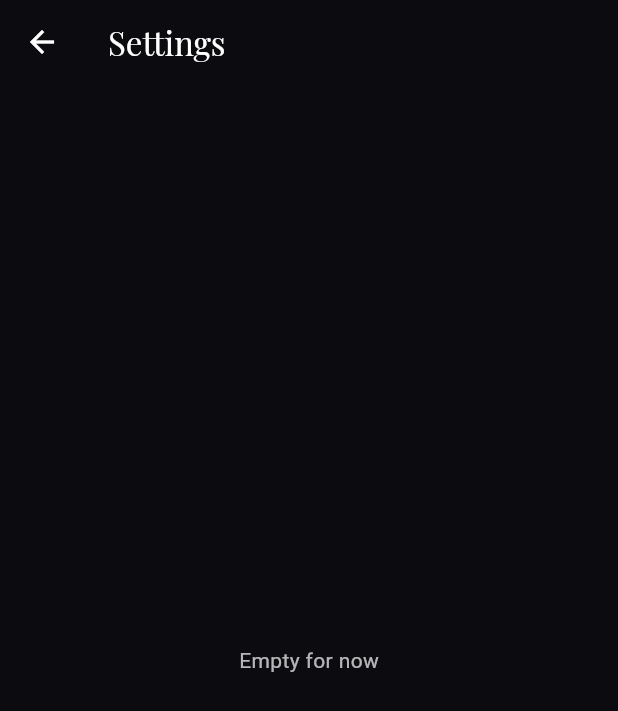
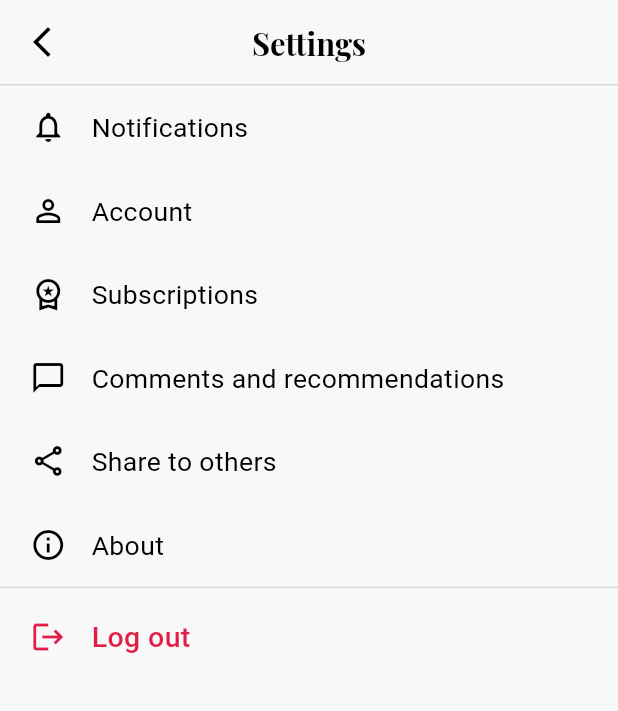
Before and after one commit to FrankieNg617/luck-app-frontend, a Flutter app: the SettingsScreen screen opened directly, on a phone screen of 412 x 824 dp. Shown: the top 711 px of the screen. Run offline on Flutter 3.47's test engine with Material 3 defaults, Android fonts, the light colour scheme and no system bars; our stand-ins replace google_fonts, image_cropper, image_picker, permission_handler; missing offline and left inert: image_compress_plus; accounts and stored records are empty.

Commit message:
update ui of settings screen

```diff
--- a/lib/screens/love_calculator_screen.dart
+++ b/lib/screens/love_calculator_screen.dart
@@ -344,6 +344,9 @@ class LoveCompatInfoPage extends StatelessWidget {
 
   @override
   Widget build(BuildContext context) {
+    final screenWidth = MediaQuery.of(context).size.width;
+    double w(double value) => screenWidth * value;
+
     return Scaffold(
       extendBodyBehindAppBar: true,
       backgroundColor: Colors.transparent,
@@ -356,7 +359,10 @@ class LoveCompatInfoPage extends StatelessWidget {
         backgroundColor: Colors.transparent,
         elevation: 0,
         scrolledUnderElevation: 0,
-        iconTheme: const IconThemeData(color: Colors.white70),
+        leading: IconButton(
+          icon: Icon(Icons.arrow_back_ios_new, color: Colors.white70, size: w(0.05).clamp(20.0, 24.0)),
+          onPressed: () => Navigator.pop(context),
+        ),
       ),
 
       body: ZodiacInfoBackground(
--- a/lib/screens/profile_screen.dart
+++ b/lib/screens/profile_screen.dart
@@ -5,6 +5,7 @@ import '../user/profile_scope.dart';
 import '../routes/threads_sheet_route.dart';
 import 'profile_edit_screen.dart';
 import '../utils/date_format.dart';
+import 'settings_screen.dart';
 
 class ProfileScreen extends StatelessWidget {
   const ProfileScreen({super.key});
@@ -354,26 +355,6 @@ class _InfoBadge extends StatelessWidget {
   }
 }
 
-class SettingsScreen extends StatelessWidget {
-  const SettingsScreen({super.key});
-
-  @override
-  Widget build(BuildContext context) {
-    return Scaffold(
-      backgroundColor: const Color(0xFF0B0B10),
-      appBar: AppBar(
-        backgroundColor: Colors.transparent,
-        foregroundColor: Colors.white,
-        elevation: 0,
-        title: const Text('Settings'),
-      ),
-      body: const Center(
-        child: Text('Empty for now', style: TextStyle(color: Colors.white70)),
-      ),
-    );
-  }
-}
-
 String _titleCase(String s) {
   if (s.isEmpty) return s;
   final lower = s.toLowerCase();
--- /dev/null
+++ b/lib/screens/settings_screen.dart
@@ -0,0 +1,231 @@
+import 'package:flutter/material.dart';
+
+class SettingsScreen extends StatelessWidget {
+  const SettingsScreen({super.key});
+
+  @override
+  Widget build(BuildContext context) {
+    final media = MediaQuery.of(context);
+    final screenWidth = media.size.width;
+    final screenHeight = media.size.height;
+
+    double w(double value) => screenWidth * value;
+    double h(double value) => screenHeight * value;
+
+    return Scaffold(
+      backgroundColor: const Color(0xFFF8F8F8),
+      appBar: AppBar(
+        backgroundColor: const Color(0xFFF8F8F8),
+        elevation: 0,
+        scrolledUnderElevation: 0,
+        centerTitle: true,
+        leading: IconButton(
+          icon: Icon(
+            Icons.arrow_back_ios_new,
+            color: Colors.black,
+            size: w(0.06).clamp(20.0, 24.0),
+          ),
+          onPressed: () => Navigator.pop(context),
+        ),
+        title: Text(
+          'Settings',
+          style: TextStyle(
+            color: Colors.black,
+            fontSize: w(0.050).clamp(18.0, 22.0),
+            fontWeight: FontWeight.w700,
+          ),
+        ),
+        bottom: PreferredSize(
+          preferredSize: const Size.fromHeight(1),
+          child: Container(height: 1, color: const Color(0xFFD9D9D9)),
+        ),
+      ),
+      body: SafeArea(
+        top: false,
+        child: LayoutBuilder(
+          builder: (context, constraints) {
+            final horizontalPadding = constraints.maxWidth * 0.038;
+            final itemVerticalPadding = constraints.maxHeight * 0.020;
+            final iconBoxWidth = constraints.maxWidth * 0.08;
+            final iconSize = (constraints.maxWidth * 0.048).clamp(24.0, 32.0);
+            final itemGap = constraints.maxWidth * 0.03;
+            final textSize = (constraints.maxWidth * 0.043).clamp(15.5, 18.5);
+            final logoutTopGap = constraints.maxHeight * 0.012;
+            final logoutHorizontalPadding = constraints.maxWidth * 0.038;
+            final logoutTextSize = (constraints.maxWidth * 0.047).clamp(
+              16.0,
+              19.0,
+            );
+
+            return Column(
+              children: [
+                Expanded(
+                  child: SingleChildScrollView(
+                    child: Column(
+                      children: [
+                        _settingsItem(
+                          icon: Icons.notifications_none,
+                          title: 'Notifications',
+                          onTap: () {},
+                          horizontalPadding: horizontalPadding,
+                          verticalPadding: itemVerticalPadding,
+                          iconBoxWidth: iconBoxWidth,
+                          iconSize: iconSize,
+                          gap: itemGap,
+                          textSize: textSize,
+                        ),
+                        _settingsItem(
+                          icon: Icons.person_outline,
+                          title: 'Account',
+                          onTap: () {},
+                          horizontalPadding: horizontalPadding,
+                          verticalPadding: itemVerticalPadding,
+                          iconBoxWidth: iconBoxWidth,
+                          iconSize: iconSize,
+                          gap: itemGap,
+                          textSize: textSize,
+                        ),
+                        _settingsItem(
+                          icon: Icons.workspace_premium_outlined,
+                          title: 'Subscriptions',
+                          onTap: () {},
+                          horizontalPadding: horizontalPadding,
+                          verticalPadding: itemVerticalPadding,
+                          iconBoxWidth: iconBoxWidth,
+                          iconSize: iconSize,
+                          gap: itemGap,
+                          textSize: textSize,
+                        ),
+                        _settingsItem(
+                          icon: Icons.chat_bubble_outline,
+                          title: 'Comments and recommendations',
+                          onTap: () {},
+                          horizontalPadding: horizontalPadding,
+                          verticalPadding: itemVerticalPadding,
+                          iconBoxWidth: iconBoxWidth,
+                          iconSize: iconSize,
+                          gap: itemGap,
+                          textSize: textSize,
+                        ),
+                        _settingsItem(
+                          icon: Icons.share_outlined,
+                          title: 'Share to others',
+                          onTap: () {},
+                          horizontalPadding: horizontalPadding,
+                          verticalPadding: itemVerticalPadding,
+                          iconBoxWidth: iconBoxWidth,
+                          iconSize: iconSize,
+                          gap: itemGap,
+                          textSize: textSize,
+                        ),
+                        _settingsItem(
+                          icon: Icons.info_outline,
+                          title: 'About',
+                          onTap: () {},
+                          horizontalPadding: horizontalPadding,
+                          verticalPadding: itemVerticalPadding,
+                          iconBoxWidth: iconBoxWidth,
+                          iconSize: iconSize,
+                          gap: itemGap,
+                          textSize: textSize,
+                        ),
+
+                        const Divider(
+                          height: 1,
+                          thickness: 1,
+                          color: Color(0xFFD9D9D9),
+                        ),
+
+                        SizedBox(height: logoutTopGap),
+
+                        Padding(
+                          padding: EdgeInsets.symmetric(
+                            horizontal: logoutHorizontalPadding,
+                          ),
+                          child: InkWell(
+                            onTap: () {
+                              // logout logic
+                            },
+                            child: Padding(
+                              padding: EdgeInsets.symmetric(
+                                vertical: h(0.012).clamp(8.0, 12.0),
+                              ),
+                              child: Row(
+                                children: [
+                                  SizedBox(
+                                    width: iconBoxWidth,
+                                    child: Icon(
+                                      Icons.logout,
+                                      color: const Color(0xFFE11D48),
+                                      size: iconSize,
+                                    ),
+                                  ),
+                                  SizedBox(width: itemGap),
+                                  Text(
+                                    'Log out',
+                                    style: TextStyle(
+                                      color: const Color(0xFFE11D48),
+                                      fontSize: logoutTextSize,
+                                      fontWeight: FontWeight.w500,
+                                    ),
+                                  ),
+                                ],
+                              ),
+                            ),
+                          ),
+                        ),
+                      ],
+                    ),
+                  ),
+                ),
+              ],
+            );
+          },
+        ),
+      ),
+    );
+  }
+
+  Widget _settingsItem({
+    required IconData icon,
+    required String title,
+    required double horizontalPadding,
+    required double verticalPadding,
+    required double iconBoxWidth,
+    required double iconSize,
+    required double gap,
+    required double textSize,
+    VoidCallback? onTap,
+  }) {
+    return InkWell(
+      onTap: onTap,
+      child: Padding(
+        padding: EdgeInsets.symmetric(
+          horizontal: horizontalPadding,
+          vertical: verticalPadding,
+        ),
+        child: Row(
+          children: [
+            SizedBox(
+              width: iconBoxWidth,
+              child: Icon(icon, color: Colors.black, size: iconSize),
+            ),
+            SizedBox(width: gap),
+            Expanded(
+              child: Text(
+                title,
+                maxLines: 2,
+                overflow: TextOverflow.ellipsis,
+                style: TextStyle(
+                  color: Colors.black,
+                  fontSize: textSize,
+                  fontWeight: FontWeight.w400,
+                ),
+              ),
+            ),
+          ],
+        ),
+      ),
+    );
+  }
+}
--- a/lib/screens/zodiac_screen.dart
+++ b/lib/screens/zodiac_screen.dart
@@ -206,6 +206,9 @@ class ZodiacInfoPage extends StatelessWidget {
 
   @override
   Widget build(BuildContext context) {
+    final screenWidth = MediaQuery.of(context).size.width;
+    double w(double value) => screenWidth * value;
+
     return Scaffold(
       extendBodyBehindAppBar: true,
       backgroundColor: Colors.transparent,
@@ -216,7 +219,10 @@ class ZodiacInfoPage extends StatelessWidget {
         backgroundColor: Colors.transparent,
         elevation: 0,
         scrolledUnderElevation: 0,
-        iconTheme: const IconThemeData(color: Colors.white70),
+        leading: IconButton(
+          icon: Icon(Icons.arrow_back_ios_new, color: Colors.white70, size: w(0.05).clamp(20.0, 24.0)),
+          onPressed: () => Navigator.pop(context),
+        ),
       ),
 
       body: ZodiacInfoBackground(
```
Also changed, not shown: 1 other file.
